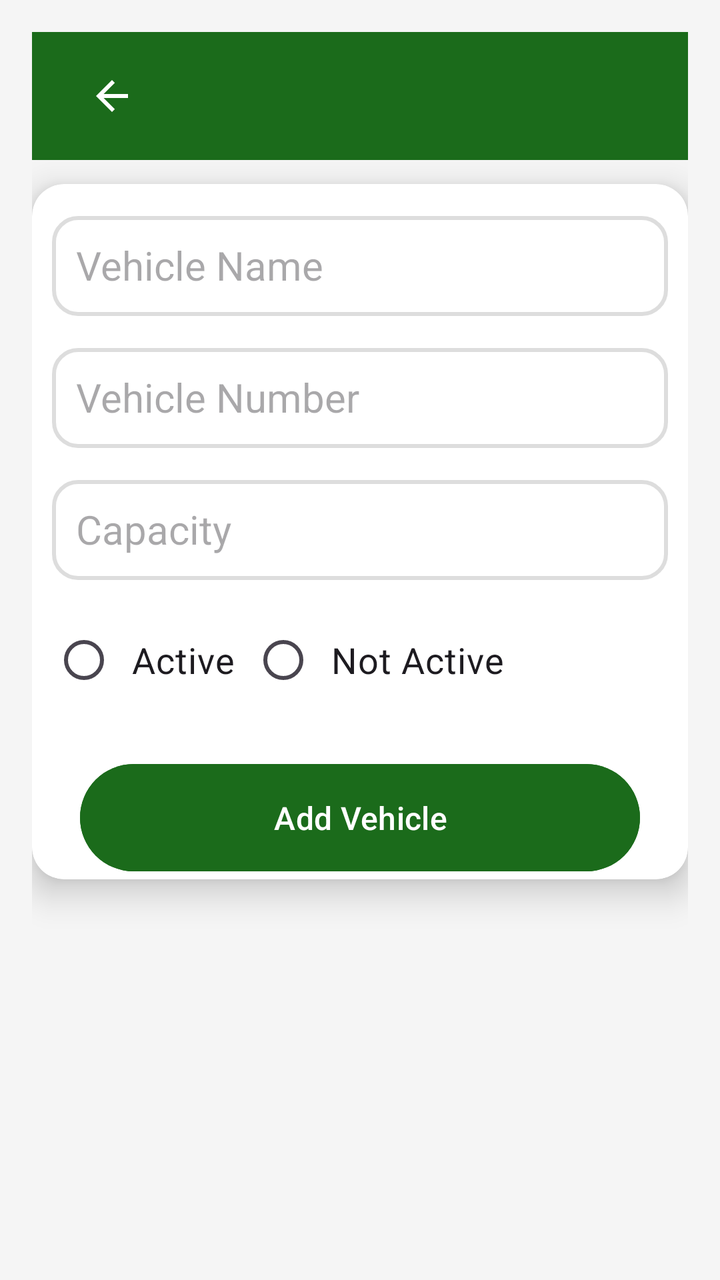
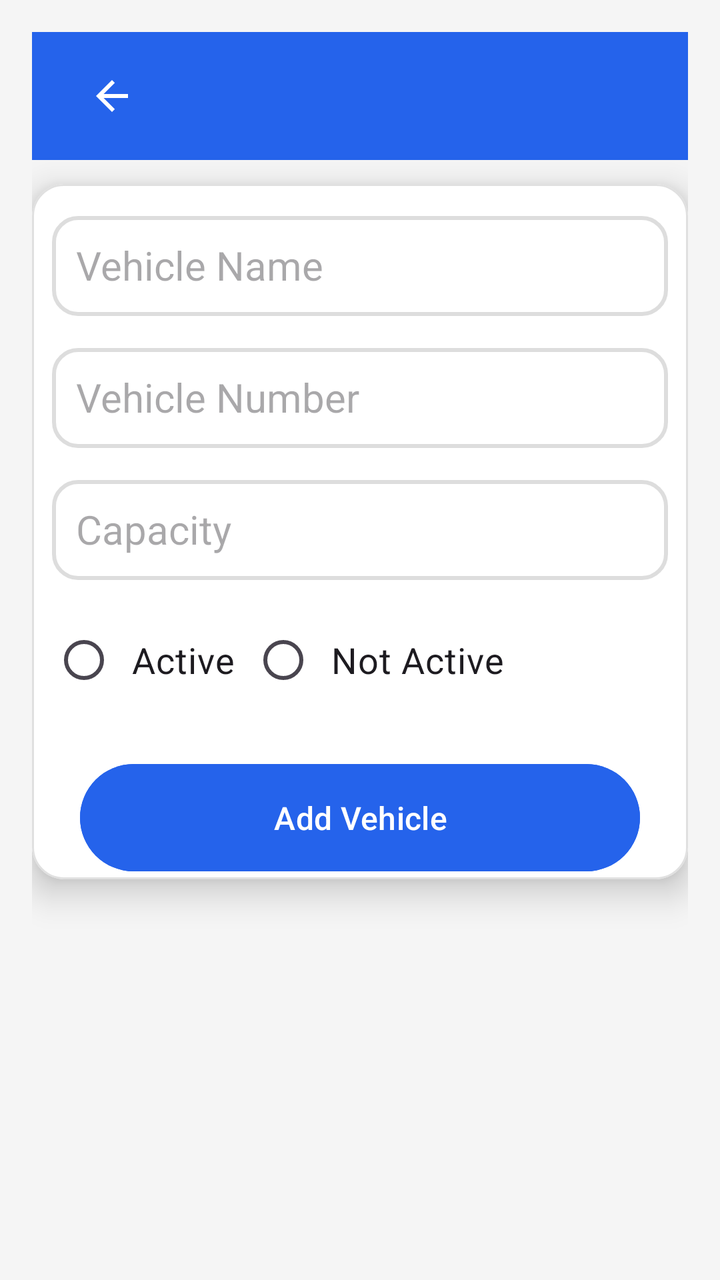

The first picture is an Android layout as it rendered before a commit; the second is the same layout after the commit. The layout source and the unified diff follow.
<!-- AndroidManifest.xml: application theme Theme.TransportApp -->
<!-- res/layout/activity_add_vehicle.xml -->
<?xml version="1.0" encoding="utf-8"?>
<ScrollView xmlns:android="http://schemas.android.com/apk/res/android"
    android:layout_width="match_parent"
    android:layout_height="match_parent"
    xmlns:app="http://schemas.android.com/apk/res-auto"
    android:fillViewport="true"
    android:background="@color/screen_background"
    android:padding="16dp">

    <LinearLayout
        android:layout_width="match_parent"
        android:layout_height="wrap_content"
        android:orientation="vertical">

        
        <include
            layout="@layout/toolbar"
            android:layout_width="match_parent"
            android:layout_height="wrap_content" />

        
        <com.google.android.material.card.MaterialCardView
            android:layout_width="match_parent"
            android:layout_height="wrap_content"
            android:layout_marginTop="12dp"
            android:backgroundTint="@color/surface"
            android:padding="24dp"
            app:cardCornerRadius="16dp"
            app:cardElevation="10dp">

            <LinearLayout
                android:layout_width="match_parent"
                android:layout_height="wrap_content"
                android:orientation="vertical">

                
                <EditText
                    android:id="@+id/vehicleNameInput"
                    android:layout_width="match_parent"
                    android:layout_height="50dp"
                    android:layout_marginTop="16dp"
                    android:layout_marginHorizontal="10dp"
                    android:background="@drawable/edittext_background"
                    android:hint="@string/hint_vehicle_name"
                    android:inputType="text"
                    android:padding="12dp"
                    android:textSize="20sp"/>

                
                <EditText
                    android:id="@+id/vehicleNumberInput"
                    android:layout_width="match_parent"
                    android:layout_height="50dp"
                    android:layout_marginTop="16dp"
                    android:layout_marginHorizontal="10dp"
                    android:background="@drawable/edittext_background"
                    android:hint="@string/hint_vehicle_number"
                    android:inputType="text"
                    android:padding="12dp"
                    android:textSize="20sp"/>

                
                <EditText
                    android:id="@+id/capacityInput"
                    android:layout_width="match_parent"
                    android:layout_height="50dp"
                    android:layout_marginTop="16dp"
                    android:layout_marginHorizontal="10dp"
                    android:background="@drawable/edittext_background"
                    android:hint="@string/hint_capacity"
                    android:inputType="number"
                    android:padding="12dp"
                    android:textSize="20sp"/>

                
                <RadioGroup
                    android:id="@+id/statusRadioGroup"
                    android:layout_width="match_parent"
                    android:layout_height="wrap_content"
                    android:layout_marginTop="16dp"
                    android:layout_marginHorizontal="10dp"
                    android:orientation="horizontal">

                    <RadioButton
                        android:id="@+id/activeRadioButton"
                        android:layout_width="wrap_content"
                        android:layout_height="wrap_content"
                        android:text="@string/active"
                        android:textSize="18sp"
                        android:padding="8dp"/>

                    <RadioButton
                        android:id="@+id/notActiveRadioButton"
                        android:layout_width="wrap_content"
                        android:layout_height="wrap_content"
                        android:text="@string/not_active"
                        android:textSize="18sp"
                        android:padding="8dp" />
                </RadioGroup>

                
                <Button
                    android:id="@+id/saveVehicleButton"
                    android:layout_width="280dp"
                    android:layout_height="wrap_content"
                    android:layout_gravity="center"
                    android:layout_marginTop="24dp"
                    android:backgroundTint="@color/green"
                    android:padding="16dp"
                    android:text="@string/title_add_vehicle"
                    android:textColor="@color/white"
                    android:textSize="16sp"/>
            </LinearLayout>
        </com.google.android.material.card.MaterialCardView>
    </LinearLayout>
</ScrollView>
<!-- res/layout/toolbar.xml (included above) -->
<?xml version="1.0" encoding="utf-8"?>
<com.google.android.material.appbar.MaterialToolbar xmlns:android="http://schemas.android.com/apk/res/android"
    xmlns:app="http://schemas.android.com/apk/res-auto"
    android:id="@+id/toolbar"
    android:layout_width="match_parent"
    android:layout_height="?attr/actionBarSize"
    android:background="@color/green"
    android:elevation="4dp"
    android:theme="@style/ThemeOverlay.AppCompat.Dark.ActionBar">

    <ImageButton
        android:id="@+id/backButton"
        android:layout_width="48dp"
        android:layout_height="48dp"
        android:layout_marginStart="12dp"
        android:background="@null"
        android:contentDescription="@string/back_button_desc"
        android:src="@drawable/baseline_arrow_back_24"
        app:tint="@android:color/white" />

    <TextView
        android:id="@+id/toolbar_title"
        android:layout_width="wrap_content"
        android:layout_height="wrap_content"
        android:layout_gravity="center"
        android:textColor="@android:color/white"
        android:textSize="22sp"
        android:textStyle="bold" />

    
    <ImageButton
        android:id="@+id/signOutButton"
        android:layout_width="48dp"
        android:layout_height="48dp"
        android:layout_gravity="end"
        android:layout_marginEnd="8dp"
        android:background="?attr/selectableItemBackgroundBorderless"
        android:contentDescription="@string/sign_out"
        android:src="@drawable/baseline_logout_24"
        android:visibility="gone"
        app:tint="@android:color/white" />
</com.google.android.material.appbar.MaterialToolbar>
<!-- resources referenced by this layout -->
<resources>
  <color name="green">#1B6B1B</color>
  <color name="screen_background">#F5F5F5</color>
  <color name="surface">#FFFFFF</color>
  <color name="white">#FFFFFFFF</color>
  <!-- drawable baseline_arrow_back_24 (drawable) -->
  <vector xmlns:android="http://schemas.android.com/apk/res/android" android:autoMirrored="true" android:height="24dp" android:tint="@color/text_secondary" android:viewportHeight="24" android:viewportWidth="24" android:width="24dp">
        
      <path android:fillColor="@android:color/white" android:pathData="M20,11H7.83l5.59,-5.59L12,4l-8,8 8,8 1.41,-1.41L7.83,13H20v-2z"/>
      
  </vector>
  <!-- drawable baseline_logout_24 (drawable) -->
  <vector xmlns:android="http://schemas.android.com/apk/res/android" android:autoMirrored="true" android:height="24dp" android:tint="@color/white" android:viewportHeight="24" android:viewportWidth="24" android:width="24dp">
      <path android:fillColor="@android:color/white" android:pathData="M17,7l-1.41,1.41L18.17,11H8v2h10.17l-2.58,2.58L17,17l5,-5zM4,5h8V3H4c-1.1,0 -2,0.9 -2,2v14c0,1.1 0.9,2 2,2h8v-2H4V5z"/>
  </vector>
  <!-- drawable edittext_background (drawable) -->
  <?xml version="1.0" encoding="utf-8"?>
  <shape xmlns:android="http://schemas.android.com/apk/res/android">
      <solid android:color="@color/surface" />
      <corners android:radius="12dp" />
      <stroke android:width="2dp" android:color="@color/border_light" />
  </shape>
  <string name="active">Active</string>
  <string name="back_button_desc">Navigate back</string>
  <string name="hint_capacity">Capacity</string>
  <string name="hint_vehicle_name">Vehicle Name</string>
  <string name="hint_vehicle_number">Vehicle Number</string>
  <string name="not_active">Not Active</string>
  <string name="sign_out">Sign out</string>
  <string name="title_add_vehicle">Add Vehicle</string>
  <style name="Theme.TransportApp" parent="Base.Theme.TransportApp" />
  <color name="text_secondary">#616161</color>
  <color name="border_light">#DDDDDD</color>
  <style name="Base.Theme.TransportApp" parent="Theme.Material3.DayNight.NoActionBar">
          
          <item name="colorPrimary">@color/green</item>
          <item name="colorOnPrimary">@color/white</item>
          <item name="colorSecondary">@color/accent_orange</item>
          <item name="colorOnSecondary">@color/white</item>
          
          <item name="materialCardViewStyle">@style/Widget.Material3.CardView.Elevated</item>
      </style>
  <color name="accent_orange">#B45309</color>
</resources>

<!-- the commit's change to res/layout/activity_add_vehicle.xml (unified diff, before → after) -->
@@ -105,7 +105,7 @@
                     android:layout_height="wrap_content"
                     android:layout_gravity="center"
                     android:layout_marginTop="24dp"
-                    android:backgroundTint="@color/green"
+                    android:backgroundTint="@color/brand_primary"
                     android:padding="16dp"
                     android:text="@string/title_add_vehicle"
                     android:textColor="@color/white"
@@ -121,7 +121,7 @@
     android:id="@+id/toolbar"
     android:layout_width="match_parent"
     android:layout_height="?attr/actionBarSize"
-    android:background="@color/green"
+    android:background="@color/brand_primary"
     android:elevation="4dp"
     android:theme="@style/ThemeOverlay.AppCompat.Dark.ActionBar">
 
<!-- resource entries referenced after the edit -->
@@ -1,6 +1,6 @@
 <!-- resources referenced by this layout -->
 <resources>
-  <color name="green">#1B6B1B</color>
+  <color name="brand_primary">#2563EB</color>
   <color name="screen_background">#F5F5F5</color>
   <color name="surface">#FFFFFF</color>
   <color name="white">#FFFFFFFF</color>
@@ -33,14 +33,32 @@
   <color name="text_secondary">#616161</color>
   <color name="border_light">#DDDDDD</color>
   <style name="Base.Theme.TransportApp" parent="Theme.Material3.DayNight.NoActionBar">
-          
-          <item name="colorPrimary">@color/green</item>
-          <item name="colorOnPrimary">@color/white</item>
+          <item name="colorPrimary">@color/theme_primary</item>
+          <item name="colorOnPrimary">@color/theme_on_primary</item>
+          <item name="colorPrimaryContainer">@color/theme_primary_container</item>
+          <item name="colorOnPrimaryContainer">@color/theme_on_primary_container</item>
           <item name="colorSecondary">@color/accent_orange</item>
           <item name="colorOnSecondary">@color/white</item>
+          <item name="colorSurfaceVariant">@color/surface_variant</item>
+          <item name="colorOutlineVariant">@color/outline_card</item>
           
-          <item name="materialCardViewStyle">@style/Widget.Material3.CardView.Elevated</item>
+          <item name="materialCardViewStyle">@style/Widget.Transport.Card</item>
       </style>
+  <color name="theme_primary">#2563EB</color>
+  <color name="theme_on_primary">#FFFFFF</color>
+  <color name="theme_primary_container">#DBEAFE</color>
+  <color name="theme_on_primary_container">#1E3A8A</color>
   <color name="accent_orange">#B45309</color>
+  <color name="surface_variant">#F1F3F4</color>
+  <color name="outline_card">#E0E0E0</color>
+  <style name="Widget.Transport.Card" parent="Widget.Material3.CardView.Elevated">
+          <item name="cardCornerRadius">@dimen/radius_l</item>
+          <item name="cardElevation">@dimen/card_elevation_default</item>
+          <item name="strokeColor">@color/outline_card</item>
+          <item name="strokeWidth">1dp</item>
+          <item name="cardBackgroundColor">@color/surface</item>
+      </style>
+  <dimen name="radius_l">16dp</dimen>
+  <dimen name="card_elevation_default">2dp</dimen>
 </resources>
 
